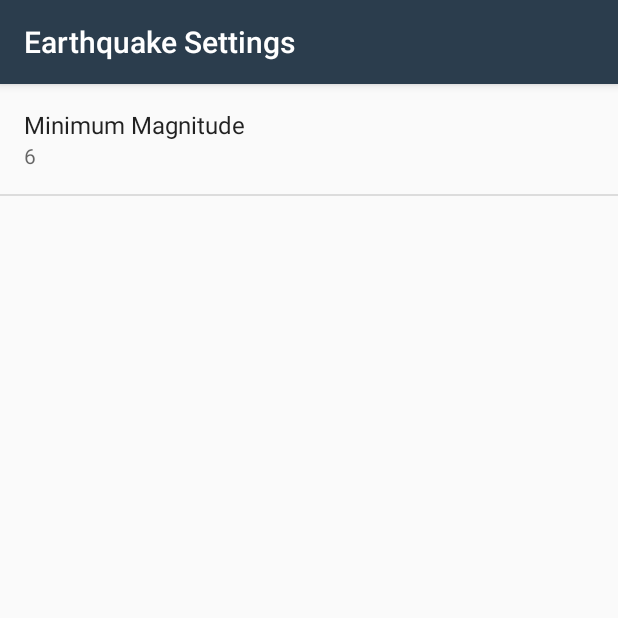
After one commit to adussa3/QuakeReport, an Android app: the SettingsActivity screen opened directly, with no data from a screen before it, on a phone screen of 412 x 824 dp, the top half of it. The commit adds this screen. Run offline under Robolectric (Android 15) with nearby library versions, the phone set to English and light mode, and no system bars.

Commit message:
Added SharedPreferences so the app shows earthquakes above a minimum mag

```diff
--- /dev/null
+++ b/app/src/main/java/com/example/android/quakereport/SettingsActivity.java
@@ -0,0 +1,43 @@
+package com.example.android.quakereport;
+
+import android.content.SharedPreferences;
+import android.preference.Preference;
+import android.preference.PreferenceFragment;
+import android.preference.PreferenceManager;
+import android.support.v7.app.AppCompatActivity;
+import android.os.Bundle;
+
+public class SettingsActivity extends AppCompatActivity {
+
+    @Override
+    protected void onCreate(Bundle savedInstanceState) {
+        super.onCreate(savedInstanceState);
+        setContentView(R.layout.activity_settings);
+    }
+
+    public static class EarthquakePreferenceFragment extends PreferenceFragment implements Preference.OnPreferenceChangeListener {
+
+        @Override
+        public void onCreate(Bundle savedInstancetate) {
+            super.onCreate(savedInstancetate);
+            addPreferencesFromResource(R.xml.settings_main);
+
+            Preference minMagnitude = findPreference(getString(R.string.settings_min_magnitude_key));
+            bindPreferenceSummaryToValue(minMagnitude);
+        }
+
+        @Override
+        public boolean onPreferenceChange(Preference preference, Object value) {
+            String stringValue = value.toString();
+            preference.setSummary(stringValue);
+            return true;
+        }
+
+        private void bindPreferenceSummaryToValue(Preference preference) {
+            preference.setOnPreferenceChangeListener(this);
+            SharedPreferences preferences = PreferenceManager.getDefaultSharedPreferences(preference.getContext());
+            String preferenceString = preferences.getString(preference.getKey(), "");
+            onPreferenceChange(preference, preferenceString);
+        }
+    }
+}
--- a/app/src/main/res/values/strings.xml
+++ b/app/src/main/res/values/strings.xml
@@ -1,5 +1,4 @@
-<?xml version="1.0" encoding="utf-8"?>
-<!-- Copyright (C) 2016 The Android Open Source Project
+<?xml version="1.0" encoding="utf-8"?><!-- Copyright (C) 2016 The Android Open Source Project
 
      Licensed under the Apache License, Version 2.0 (the "License");
      you may not use this file except in compliance with the License.
@@ -25,4 +24,19 @@
 
     <!-- Default text to show when there is no internet connection -->
     <string name="no_internet_connection">No internet connection.</string>
+
+    <!-- - - - - - - - - - - - - - - - - - - - - - - - - - - - - - - - - - - - - - - - - - - -->
+
+    <!-- Settings Menu Item [CHAR LIMIT=NONE] -->
+    <string name="settings_menu_item">Settings</string>
+
+    <!-- Settings Activity Title [CHAR LIMIT=NONE] -->
+    <string name="settings_title">Earthquake Settings</string>
+
+    <!-- Strings for Minimum Magnitude Preference [CHAR LIMIT=30] -->
+    <string name="settings_min_magnitude_label">Minimum Magnitude</string>
+    <string name="settings_min_magnitude_key" translatable="false">min_magnitude</string>
+    <string name="settings_min_magnitude_default" translatable="false">6</string>
+
+
 </resources>
--- /dev/null
+++ b/app/src/main/res/xml/settings_main.xml
@@ -0,0 +1,11 @@
+<?xml version="1.0" encoding="utf-8"?>
+<PreferenceScreen xmlns:android="http://schemas.android.com/apk/res/android"
+    android:title="@string/settings_title">
+
+    <EditTextPreference
+        android:defaultValue="@string/settings_min_magnitude_default"
+        android:inputType="numberDecimal"
+        android:key="@string/settings_min_magnitude_key"
+        android:selectAllOnFocus="true"
+        android:title="@string/settings_min_magnitude_label" />
+</PreferenceScreen>
```
Also changed, not shown: app/src/main/AndroidManifest.xml (+11 -17 lines), app/src/main/java/com/example/android/quakereport/EarthquakeActivity.java (+37 -3 lines), app/src/main/res/layout/activity_settings.xml (added, +8 -0 lines), app/src/main/res/menu/main.xml (added, +13 -0 lines), app/build.gradle (line endings or trailing spaces), app/src/main/res/drawable-hdpi/ic_filter.png (added), app/src/main/res/drawable-mdpi/ic_filter.png (added), app/src/main/res/drawable-xhdpi/ic_filter.png (added), app/src/main/res/drawable-xxhdpi/ic_filter.png (added), app/src/main/res/drawable-xxxhdpi/ic_filter.png (added), 2 other files.
